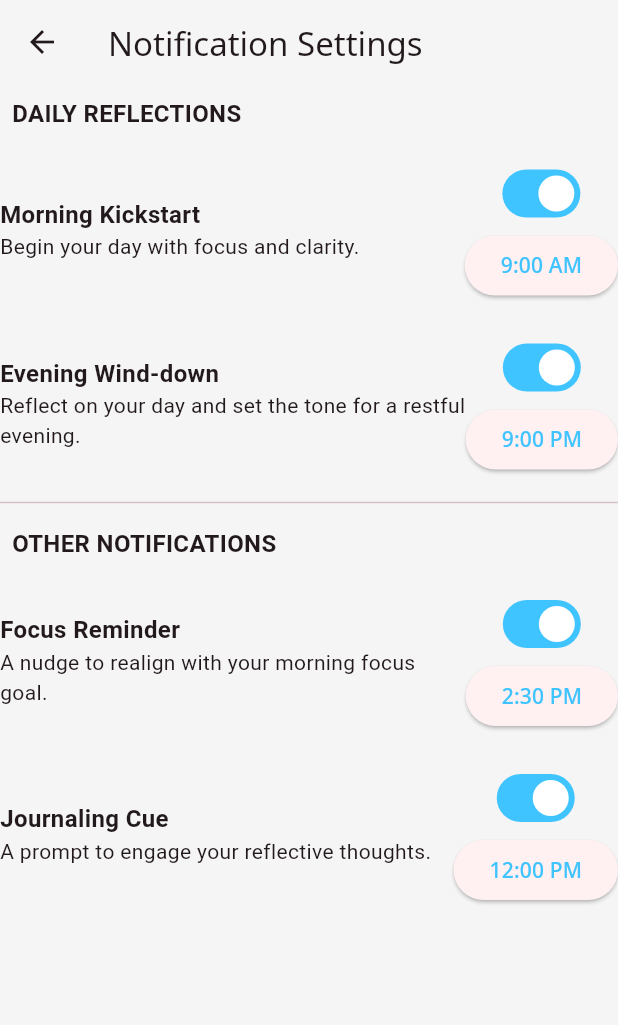
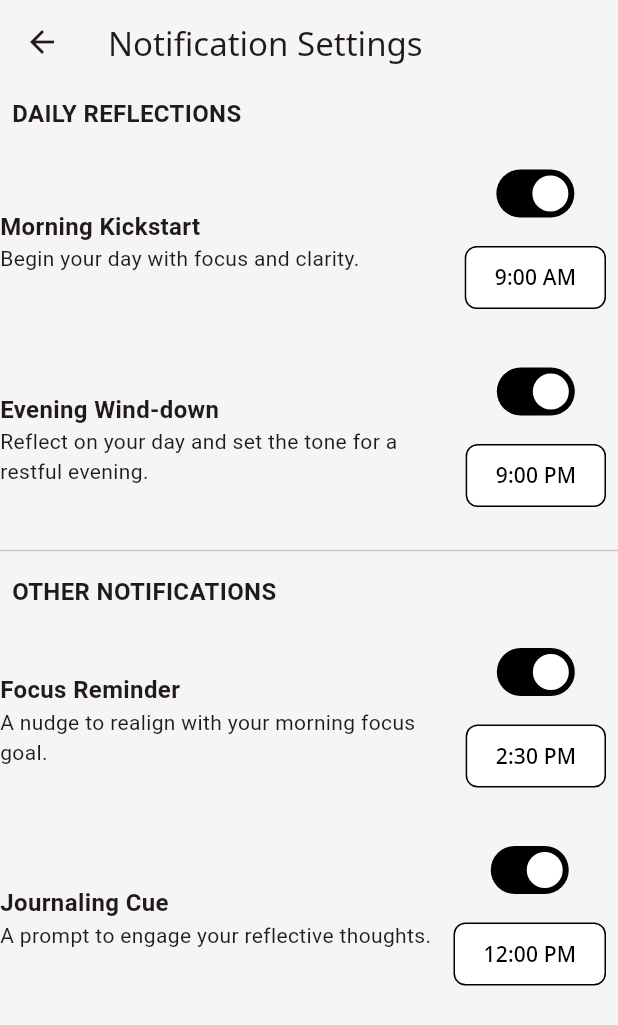
Before and after one commit to teja-app/teja, a Flutter app: the NotificationSettingsPage screen opened by its route, on a phone screen of 412 x 824 dp. Shown: the top 1025 px of the screen. Run offline on Flutter 3.47's test engine with Material 3 defaults, Android fonts, the phone set to English and light mode, and no system bars; our stand-ins replace animated_text_kit, audio_video_progress_bar, connectivity_plus, decimal, device_info_plus, dio and 30 more; missing offline and left inert: icons_flutter, insta_image_viewer, passwordfield, posthog_flutter, re_editor, record and 3 more; accounts and stored records are empty; generated files the repository leaves out were written again; statements that could not run were skipped.

Commit message:
TA-139 Here are the initial change for time picker theme commented

```diff
--- a/lib/presentation/settings/pages/notification_settings_page.dart
+++ b/lib/presentation/settings/pages/notification_settings_page.dart
@@ -1,16 +1,15 @@
 import 'package:flutter/material.dart';
 import 'package:teja/infrastructure/utils/notification_service.dart';
 import 'package:teja/infrastructure/utils/time_storage_helper.dart';
+import 'package:teja/shared/common/button.dart';
 
 class NotificationSettingsPage extends StatefulWidget {
   final NotificationService notificationService;
 
-  const NotificationSettingsPage(
-      {super.key, required this.notificationService});
+  const NotificationSettingsPage({super.key, required this.notificationService});
 
   @override
-  NotificationSettingsPageState createState() =>
-      NotificationSettingsPageState();
+  NotificationSettingsPageState createState() => NotificationSettingsPageState();
 }
 
 class NotificationSettingsPageState extends State<NotificationSettingsPage> {
@@ -31,8 +30,8 @@ class NotificationSettingsPageState extends State<NotificationSettingsPage> {
   bool dailyFocusEnabled = true;
   bool dailyJournalingPromptEnabled = true;
 
-  Future<void> _selectTime(BuildContext context, TimeOfDay initialTime,
-      Function(TimeOfDay) onTimeSelected, String title, bool isEnabled) async {
+  Future<void> _selectTime(BuildContext context, TimeOfDay initialTime, Function(TimeOfDay) onTimeSelected,
+      String title, bool isEnabled) async {
     final TimeOfDay? picked = await showTimePicker(
       context: context,
       initialTime: initialTime,
@@ -42,8 +41,7 @@ class NotificationSettingsPageState extends State<NotificationSettingsPage> {
       onTimeSelected(picked);
       ScaffoldMessenger.of(context).showSnackBar(
         SnackBar(
-          content: Text(
-              "Notification time for ${initialTime.format(context)} changed to ${picked.format(context)}."),
+          content: Text("Notification time for ${initialTime.format(context)} changed to ${picked.format(context)}."),
           duration: Duration(seconds: 3),
         ),
       );
@@ -61,8 +59,7 @@ class NotificationSettingsPageState extends State<NotificationSettingsPage> {
   Future<void> _retrieveSavedTimes() async {
     try {
       final TimeStorage timeStorage = TimeStorage();
-      final Map<String, TimeOfDay> savedTimes =
-          await timeStorage.getTimeSlots();
+      final Map<String, TimeOfDay> savedTimes = await timeStorage.getTimeSlots();
       print('Saved times: $savedTimes');
       setState(() {
         if (savedTimes.containsKey('Morning Kickstart')) {
@@ -86,9 +83,7 @@ class NotificationSettingsPageState extends State<NotificationSettingsPage> {
   @override
   Widget build(BuildContext context) {
     final double screenWidth = MediaQuery.of(context).size.width;
-    final double contentWidth = (screenWidth > 500)
-        ? 500
-        : screenWidth; // Assuming 500 is the max width for content
+    final double contentWidth = (screenWidth > 500) ? 500 : screenWidth; // Assuming 500 is the max width for content
 
     return Scaffold(
       appBar: AppBar(
@@ -124,8 +119,7 @@ class NotificationSettingsPageState extends State<NotificationSettingsPage> {
               ),
               _buildNotificationTile(
                 title: 'Evening Wind-down',
-                subtitle:
-                    'Reflect on your day and set the tone for a restful evening.',
+                subtitle: 'Reflect on your day and set the tone for a restful evening.',
                 time: eveningReflectionTime,
                 onTimeSelected: (TimeOfDay time) {
                   setState(() {
@@ -186,12 +180,10 @@ class NotificationSettingsPageState extends State<NotificationSettingsPage> {
     );
   }
 
-  Future<void> _handleToggle(
-      String title, TimeOfDay time, bool isEnabled) async {
+  Future<void> _handleToggle(String title, TimeOfDay time, bool isEnabled) async {
     final int hour = time.hour;
     final int minute = time.minute;
-    final int notificationId = _getNotificationId(
-        title); // A method to map titles to unique notification IDs
+    final int notificationId = _getNotificationId(title); // A method to map titles to unique notification IDs
 
     if (isEnabled) {
       await widget.notificationService.scheduleNotification(
@@ -236,9 +228,7 @@ class NotificationSettingsPageState extends State<NotificationSettingsPage> {
             child: Column(
               crossAxisAlignment: CrossAxisAlignment.start,
               children: [
-                Text(title,
-                    style: const TextStyle(
-                        fontSize: 16, fontWeight: FontWeight.bold)),
+                Text(title, style: const TextStyle(fontSize: 16, fontWeight: FontWeight.bold)),
                 Text(subtitle),
               ],
             ),
@@ -252,10 +242,9 @@ class NotificationSettingsPageState extends State<NotificationSettingsPage> {
                   await _handleToggle(title, time, value);
                 },
               ),
-              ElevatedButton(
-                onPressed: () => _selectTime(
-                    context, time, onTimeSelected, title, notificationEnabled),
-                child: Text(time.format(context)),
+              Button(
+                onPressed: () => _selectTime(context, time, onTimeSelected, title, notificationEnabled),
+                text: time.format(context),
               ),
             ],
           ),
--- a/lib/theme/dark_theme.dart
+++ b/lib/theme/dark_theme.dart
@@ -5,6 +5,74 @@ final textTheme = ThemeData.light().textTheme;
 final ThemeData darkTheme = ThemeData(
   brightness: Brightness.dark,
   cardColor: Colors.black,
+  // timePickerTheme: TimePickerThemeData(
+  //   backgroundColor: Colors.grey.shade900, // This will be the background color for the time picker dialog.
+  //   dialHandColor: Colors.teal, // The color for the clock hand.
+  //   dialBackgroundColor: Colors.black, // The background color for the clock dial.
+  //   dialTextColor: Colors.white, // The color for the text on the clock dial.
+  //   dayPeriodTextColor: Colors.white, // The color for the text "AM" and "PM".
+  //   hourMinuteTextColor: Colors.teal.shade200, // The color for the text of the selected hour and minute.
+  //   dayPeriodColor: Colors.grey.shade800, // The background color for the "AM" and "PM" toggle.
+  //   confirmButtonStyle: ButtonStyle(
+  //     // Define background color for the button
+  //     backgroundColor: MaterialStateProperty.all<Color>(Colors.white),
+  //     // Define text style for the button
+  //     textStyle: MaterialStateProperty.all<TextStyle>(
+  //       const TextStyle(
+  //         color: Colors.black, // Text color
+  //         fontWeight: FontWeight.bold,
+  //       ),
+  //     ),
+  //     // Define shape for the button
+  //     shape: MaterialStateProperty.all<OutlinedBorder>(
+  //       RoundedRectangleBorder(
+  //         borderRadius: BorderRadius.circular(8.0),
+  //       ),
+  //     ),
+  //   ),
+  //   cancelButtonStyle: ButtonStyle(
+  //     // Define background color for the button
+  //     backgroundColor: MaterialStateProperty.all<Color>(Colors.grey.shade800),
+  //     // Define text style for the button
+  //     textStyle: MaterialStateProperty.all<TextStyle>(
+  //       const TextStyle(
+  //         color: Colors.white70, // Text color
+  //         fontWeight: FontWeight.normal,
+  //       ),
+  //     ),
+  //     // Define shape for the button
+  //     shape: MaterialStateProperty.all<OutlinedBorder>(
+  //       RoundedRectangleBorder(
+  //         borderRadius: BorderRadius.circular(8.0),
+  //       ),
+  //     ),
+  //   ),
+  //   hourMinuteShape: RoundedRectangleBorder(
+  //     // The shape for the hour and minute boxes.
+  //     borderRadius: BorderRadius.circular(10),
+  //   ),
+  //   hourMinuteColor: Colors.teal.shade700, // The background color for the selected hour and minute.
+  //   dayPeriodShape: RoundedRectangleBorder(
+  //     // The shape for the "AM" and "PM" toggle boxes.
+  //     borderRadius: BorderRadius.circular(10),
+  //   ),
+  //   entryModeIconColor: Colors.teal, // The color for the entry mode icon.
+  //   inputDecorationTheme: InputDecorationTheme(
+  //     // Defines the appearance of the input fields.
+  //     border: OutlineInputBorder(
+  //       borderRadius: BorderRadius.circular(10),
+  //       borderSide: BorderSide(color: Colors.teal.shade700),
+  //     ),
+  //     focusedBorder: OutlineInputBorder(
+  //       borderRadius: BorderRadius.circular(10),
+  //       borderSide: BorderSide(color: Colors.teal),
+  //     ),
+  //   ),
+  //   shape: RoundedRectangleBorder(
+  //     borderRadius: BorderRadius.circular(10),
+  //   ),
+  //   // Define other properties as needed to match your screenshot
+  // ),
   textTheme: GoogleFonts.notoSansTextTheme(
     ThemeData(brightness: Brightness.dark).textTheme,
   ).copyWith(
@@ -26,7 +94,7 @@ final ThemeData darkTheme = ThemeData(
     brightness: Brightness.dark,
     // seedColor: Colors.white,
     seedColor: Colors.white, // Adjust seed color for dark theme
-    primary: Colors.lightBlueAccent,
+    primary: Colors.black,
     secondary: Colors.grey,
     surface: Colors.white,
     background: Colors.grey.shade900,
--- a/lib/theme/light_theme.dart
+++ b/lib/theme/light_theme.dart
@@ -14,13 +14,23 @@ final ThemeData lightTheme = ThemeData(
       textStyle: const TextTheme().bodySmall,
     ),
   ),
+  timePickerTheme: TimePickerThemeData(
+    dialBackgroundColor: Colors.white,
+    dialTextColor: Colors.black,
+    dayPeriodTextColor: Colors.black,
+    hourMinuteTextColor: Colors.black,
+    entryModeIconColor: Colors.black,
+    shape: RoundedRectangleBorder(
+      borderRadius: BorderRadius.circular(10),
+    ),
+  ),
   cardTheme: const CardTheme(color: Colors.white),
   popupMenuTheme: const PopupMenuThemeData(
     color: Colors.white, // Set your desired color here
   ),
   colorScheme: ColorScheme.fromSeed(
     seedColor: Colors.black,
-    primary: Colors.lightBlueAccent,
+    primary: Colors.black,
     secondary: Colors.black,
     surface: Colors.black,
     background: Colors.grey.shade100,
```
Also changed, not shown: lib/presentation/journal/journal_editor/ui/journal_editor_questions_page.dart (+24 -11 lines), 1 other file.
